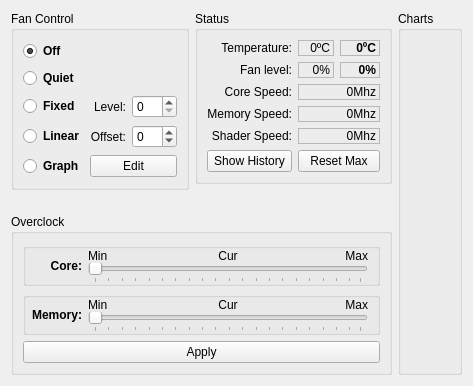
Before: the Qt Designer form qutefan/qutefan/gputab.ui in loathingKernel/Qutefan, drawn with Qt 5.
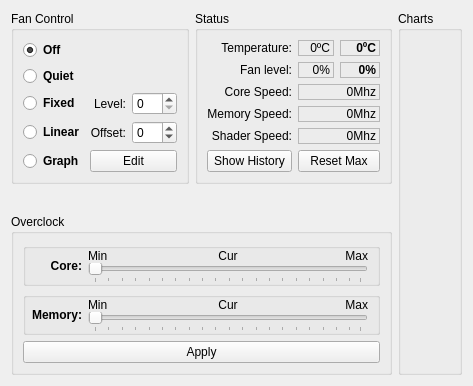
After: the same form once the commit is applied.

Commit message: * Compact widgets

Diff of the .ui file:
```diff
--- a/qutefan/qutefan/gputab.ui
+++ b/qutefan/qutefan/gputab.ui
@@ -6,8 +6,8 @@
    <rect>
     <x>0</x>
     <y>0</y>
-    <width>473</width>
-    <height>368</height>
+    <width>469</width>
+    <height>340</height>
    </rect>
   </property>
   <property name="windowTitle">
@@ -495,7 +495,7 @@
      </layout>
     </widget>
    </item>
-   <item row="0" column="1" rowspan="2">
+   <item row="0" column="1" rowspan="2" alignment="Qt::AlignTop">
     <widget class="QGroupBox" name="groupBoxFanControl">
      <property name="sizePolicy">
       <sizepolicy hsizetype="Minimum" vsizetype="Minimum">
```
Left out of the diff: 2 changed lines with no effect on the pictures. The commit also changes 1 other file.
